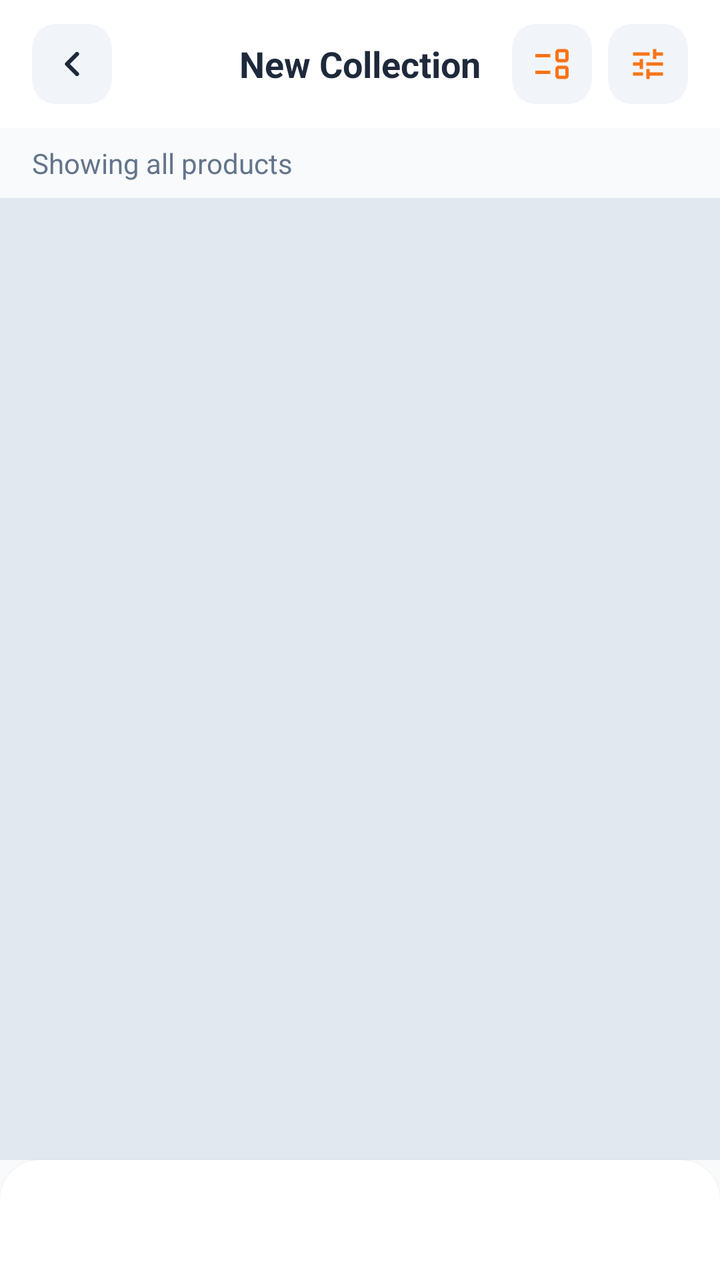
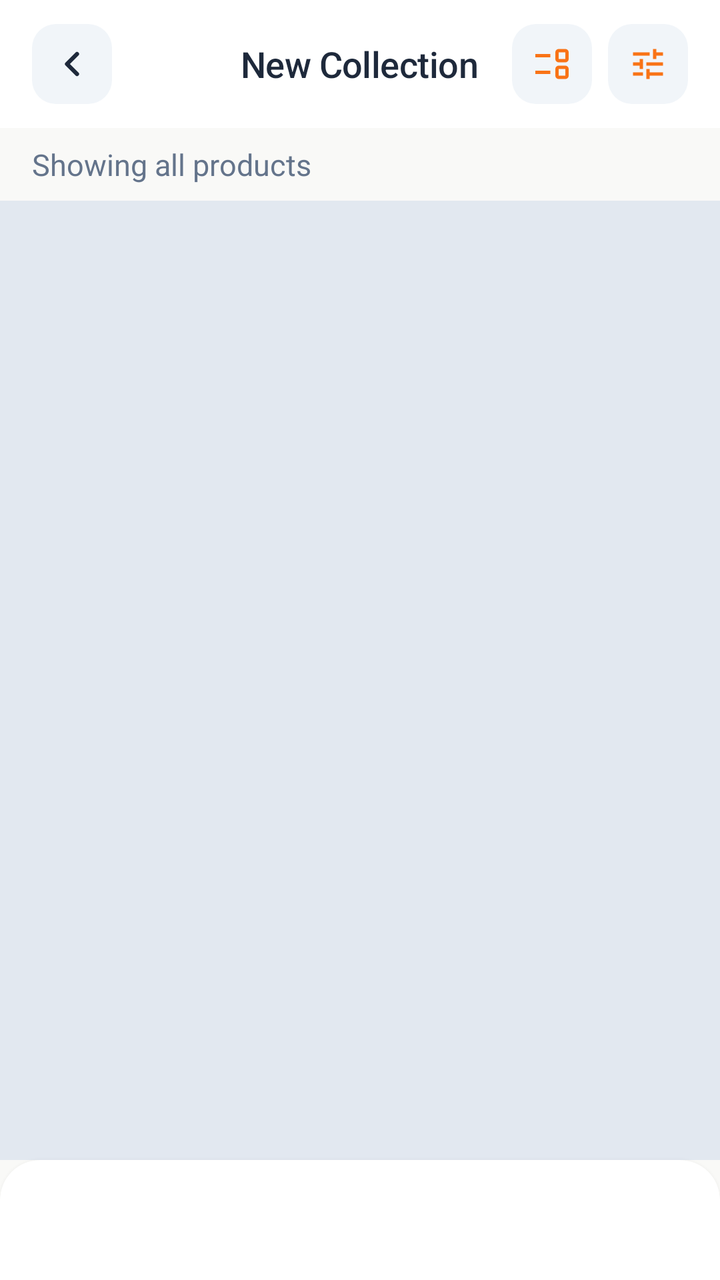

Screens rendered from an Android XML layout before and after an edit, with the pre-edit source and the edit as a unified diff.
<!-- AndroidManifest.xml: application theme Theme.BeckieDealApp -->
<!-- res/layout/activity_product_list.xml -->
﻿<?xml version="1.0" encoding="utf-8"?>

<androidx.constraintlayout.widget.ConstraintLayout
    xmlns:android="http://schemas.android.com/apk/res/android"
    xmlns:app="http://schemas.android.com/apk/res-auto"
    android:layout_width="match_parent"
    android:layout_height="match_parent"
    android:background="@color/background"
    android:fitsSystemWindows="true">

    
    <com.google.android.material.appbar.MaterialToolbar
        android:id="@+id/topAppBar"
        android:layout_width="match_parent"
        android:layout_height="64dp"
        android:background="@color/surface"
        app:elevation="0dp"
        app:contentInsetStart="0dp"
        app:layout_constraintTop_toTopOf="parent">

        <RelativeLayout
            android:layout_width="match_parent"
            android:layout_height="match_parent"
            android:paddingHorizontal="16dp">

            <ImageView
                android:id="@+id/backButton"
                android:layout_width="40dp"
                android:layout_height="40dp"
                android:layout_alignParentStart="true"
                android:layout_centerVertical="true"
                android:background="@drawable/form_field_background"
                android:padding="10dp"
                android:src="@drawable/ic_arrow_left"
                android:contentDescription="Back"
                app:tint="@color/text_primary" />

            <TextView
                android:id="@+id/screenTitle"
                android:layout_width="wrap_content"
                android:layout_height="wrap_content"
                android:layout_centerInParent="true"
                android:text="New Collection"
                android:textColor="@color/text_primary"
                android:textSize="@dimen/text_size_title_small"
                android:textStyle="bold" />

            
            <RelativeLayout
                android:id="@+id/filterButton"
                android:layout_width="40dp"
                android:layout_height="40dp"
                android:layout_alignParentEnd="true"
                android:layout_centerVertical="true"
                android:background="@drawable/form_field_background"
                android:clickable="true"
                android:focusable="true">

                <ImageView
                    android:layout_width="20dp"
                    android:layout_height="20dp"
                    android:layout_centerInParent="true"
                    android:src="@drawable/ic_filter"
                    app:tint="@color/primary" />

                <View
                    android:id="@+id/filterActiveDot"
                    android:layout_width="8dp"
                    android:layout_height="8dp"
                    android:layout_alignParentTop="true"
                    android:layout_alignParentEnd="true"
                    android:layout_margin="3dp"
                    android:background="@drawable/badge_pill"
                    android:backgroundTint="@color/primary"
                    android:visibility="gone" />

            </RelativeLayout>

            
            <RelativeLayout
                android:id="@+id/viewModeButton"
                android:layout_width="40dp"
                android:layout_height="40dp"
                android:layout_toStartOf="@id/filterButton"
                android:layout_marginEnd="8dp"
                android:layout_centerVertical="true"
                android:background="@drawable/form_field_background"
                android:clickable="true"
                android:focusable="true">

                <ImageView
                    android:id="@+id/viewModeIcon"
                    android:layout_width="20dp"
                    android:layout_height="20dp"
                    android:layout_centerInParent="true"
                    android:src="@drawable/event_list_24"
                    app:tint="@color/primary" />

            </RelativeLayout>

        </RelativeLayout>
    </com.google.android.material.appbar.MaterialToolbar>

    
    <HorizontalScrollView
        android:id="@+id/activeFiltersScroll"
        android:layout_width="match_parent"
        android:layout_height="wrap_content"
        android:scrollbars="none"
        android:visibility="gone"
        app:layout_constraintTop_toBottomOf="@id/topAppBar">

        <LinearLayout
            android:id="@+id/activeFiltersContainer"
            android:layout_width="wrap_content"
            android:layout_height="wrap_content"
            android:orientation="horizontal"
            android:paddingHorizontal="16dp"
            android:paddingVertical="8dp" />
    </HorizontalScrollView>

    
    <TextView
        android:id="@+id/resultsLabel"
        android:layout_width="match_parent"
        android:layout_height="wrap_content"
        android:paddingHorizontal="16dp"
        android:paddingTop="8dp"
        android:paddingBottom="4dp"
        android:text="Showing all products"
        android:textColor="@color/text_secondary"
        android:textSize="@dimen/text_size_body"
        app:layout_constraintTop_toBottomOf="@id/activeFiltersScroll" />

    
    <androidx.core.widget.NestedScrollView
        android:layout_width="match_parent"
        android:layout_height="0dp"
        android:fillViewport="true"
        app:layout_constraintTop_toBottomOf="@id/resultsLabel"
        app:layout_constraintBottom_toTopOf="@id/bottomNavGlassHost">

        <GridLayout
            android:id="@+id/productsGrid"
            android:layout_width="match_parent"
            android:layout_height="wrap_content"
            android:layout_marginTop="4dp"
            android:paddingBottom="16dp"
            android:background="@color/border_color"
            android:columnCount="2" />

    </androidx.core.widget.NestedScrollView>

    
    <include layout="@layout/layout_bottom_nav" />

</androidx.constraintlayout.widget.ConstraintLayout>
<!-- res/layout/layout_bottom_nav.xml (included above) -->
<?xml version="1.0" encoding="utf-8"?>
<FrameLayout
    xmlns:android="http://schemas.android.com/apk/res/android"
    xmlns:app="http://schemas.android.com/apk/res-auto"
    android:id="@+id/bottomNavGlassHost"
    android:layout_width="0dp"
    android:layout_height="wrap_content"
    android:layout_marginStart="@dimen/bottom_nav_side_margin"
    android:layout_marginEnd="@dimen/bottom_nav_side_margin"
    android:layout_marginBottom="@dimen/bottom_nav_bottom_margin"
    android:background="@drawable/bottom_nav_glass_bg"
    android:clipToOutline="true"
    android:elevation="4dp"
    app:layout_constraintBottom_toBottomOf="parent"
    app:layout_constraintStart_toStartOf="parent"
    app:layout_constraintEnd_toEndOf="parent">

    <LinearLayout
        android:id="@+id/customBottomNav"
        android:layout_width="match_parent"
        android:layout_height="60dp"
        android:orientation="horizontal"
        android:gravity="center"
        android:paddingStart="12dp"
        android:paddingEnd="12dp"
        android:weightSum="5.5">

        
        <LinearLayout
            android:id="@+id/navItemHome"
            android:layout_width="0dp"
            android:layout_height="match_parent"
            android:layout_weight="1"
            android:gravity="center"
            android:orientation="horizontal"
            android:clickable="true"
            android:focusable="true"
            android:background="?attr/selectableItemBackgroundBorderless">

            <LinearLayout
                android:id="@+id/navPillHome"
                android:layout_width="wrap_content"
                android:layout_height="34dp"
                android:orientation="horizontal"
                android:gravity="center"
                android:paddingStart="8dp"
                android:paddingEnd="8dp"
                android:background="@drawable/nav_pill_background">

                <ImageView
                    android:id="@+id/navIconHome"
                    android:layout_width="20dp"
                    android:layout_height="20dp"
                    android:src="@drawable/bottom_nav_home_icon"
                    android:scaleType="fitCenter" />

                <TextView
                    android:id="@+id/navLabelHome"
                    android:layout_width="wrap_content"
                    android:layout_height="wrap_content"
                    android:layout_marginStart="5dp"
                    android:text="Home"
                    android:textSize="11sp"
                    android:textStyle="bold"
                    android:visibility="gone"
                    android:alpha="0"
                    android:includeFontPadding="false" />
            </LinearLayout>
        </LinearLayout>

        
        <LinearLayout
            android:id="@+id/navItemCategories"
            android:layout_width="0dp"
            android:layout_height="match_parent"
            android:layout_weight="1"
            android:gravity="center"
            android:orientation="horizontal"
            android:clickable="true"
            android:focusable="true"
            android:background="?attr/selectableItemBackgroundBorderless">

            <LinearLayout
                android:id="@+id/navPillCategories"
                android:layout_width="wrap_content"
                android:layout_height="34dp"
                android:orientation="horizontal"
                android:gravity="center"
                android:paddingStart="8dp"
                android:paddingEnd="8dp"
                android:background="@drawable/nav_pill_background">

                <ImageView
                    android:id="@+id/navIconCategories"
                    android:layout_width="20dp"
                    android:layout_height="20dp"
                    android:src="@drawable/bottom_nav_categories_icon"
                    android:scaleType="fitCenter" />

                <TextView
                    android:id="@+id/navLabelCategories"
                    android:layout_width="wrap_content"
                    android:layout_height="wrap_content"
                    android:layout_marginStart="5dp"
                    android:text="Categories"
                    android:textSize="11sp"
                    android:textStyle="bold"
                    android:visibility="gone"
                    android:alpha="0"
                    android:includeFontPadding="false"
                    android:maxLines="1" />
            </LinearLayout>
        </LinearLayout>

        
        <LinearLayout
            android:id="@+id/navItemWishlist"
            android:layout_width="0dp"
            android:layout_height="match_parent"
            android:layout_weight="1"
            android:gravity="center"
            android:orientation="horizontal"
            android:clickable="true"
            android:focusable="true"
            android:background="?attr/selectableItemBackgroundBorderless">

            <LinearLayout
                android:id="@+id/navPillWishlist"
                android:layout_width="wrap_content"
                android:layout_height="34dp"
                android:orientation="horizontal"
                android:gravity="center"
                android:paddingStart="8dp"
                android:paddingEnd="8dp"
                android:background="@drawable/nav_pill_background">

                <ImageView
                    android:id="@+id/navIconWishlist"
                    android:layout_width="20dp"
                    android:layout_height="20dp"
                    android:src="@drawable/bottom_nav_favorites_icon"
                    android:scaleType="fitCenter" />

                <TextView
                    android:id="@+id/navLabelWishlist"
                    android:layout_width="wrap_content"
                    android:layout_height="wrap_content"
                    android:layout_marginStart="5dp"
                    android:text="Wishlist"
                    android:textSize="11sp"
                    android:textStyle="bold"
                    android:visibility="gone"
                    android:alpha="0"
                    android:includeFontPadding="false"
                    android:maxLines="1" />
            </LinearLayout>
        </LinearLayout>

        
        <LinearLayout
            android:id="@+id/navItemCart"
            android:layout_width="0dp"
            android:layout_height="match_parent"
            android:layout_weight="1"
            android:gravity="center"
            android:orientation="horizontal"
            android:clickable="true"
            android:focusable="true"
            android:background="?attr/selectableItemBackgroundBorderless">

            <LinearLayout
                android:id="@+id/navPillCart"
                android:layout_width="wrap_content"
                android:layout_height="34dp"
                android:orientation="horizontal"
                android:gravity="center"
                android:paddingStart="8dp"
                android:paddingEnd="8dp"
                android:background="@drawable/nav_pill_background">

                <ImageView
                    android:id="@+id/navIconCart"
                    android:layout_width="20dp"
                    android:layout_height="20dp"
                    android:src="@drawable/bottom_nav_cart_icon"
                    android:scaleType="fitCenter" />

                
                <FrameLayout
                    android:layout_width="wrap_content"
                    android:layout_height="wrap_content"
                    android:layout_marginStart="-6dp"
                    android:layout_marginTop="-4dp">
                    
                    <TextView
                        android:id="@+id/cartBadge"
                        android:layout_width="16dp"
                        android:layout_height="16dp"
                        android:background="@drawable/badge_pill"
                        android:backgroundTint="@color/primary"
                        android:textSize="9sp"
                        android:textStyle="bold"
                        android:textColor="@color/white_fixed"
                        android:visibility="gone"
                        android:includeFontPadding="false"
                        android:gravity="center" />
                </FrameLayout>

                <TextView
                    android:id="@+id/navLabelCart"
                    android:layout_width="wrap_content"
                    android:layout_height="wrap_content"
                    android:layout_marginStart="5dp"
                    android:text="Cart"
                    android:textSize="11sp"
                    android:textStyle="bold"
                    android:visibility="gone"
                    android:alpha="0"
                    android:includeFontPadding="false" />
            </LinearLayout>
        </LinearLayout>

        
        <LinearLayout
            android:id="@+id/navItemAccount"
            android:layout_width="0dp"
            android:layout_height="match_parent"
            android:layout_weight="1"
            android:gravity="center"
            android:orientation="horizontal"
            android:clickable="true"
            android:focusable="true"
            android:background="?attr/selectableItemBackgroundBorderless">

            <LinearLayout
                android:id="@+id/navPillAccount"
                android:layout_width="wrap_content"
                android:layout_height="34dp"
                android:orientation="horizontal"
                android:gravity="center"
                android:paddingStart="8dp"
                android:paddingEnd="8dp"
                android:background="@drawable/nav_pill_background">

                <ImageView
                    android:id="@+id/navIconAccount"
                    android:layout_width="20dp"
                    android:layout_height="20dp"
                    android:src="@drawable/bottom_nav_account_icon"
                    android:scaleType="fitCenter" />

                <TextView
                    android:id="@+id/navLabelAccount"
                    android:layout_width="wrap_content"
                    android:layout_height="wrap_content"
                    android:layout_marginStart="5dp"
                    android:text="Account"
                    android:textSize="11sp"
                    android:textStyle="bold"
                    android:visibility="gone"
                    android:alpha="0"
                    android:includeFontPadding="false" />
            </LinearLayout>
        </LinearLayout>

    </LinearLayout>

</FrameLayout>
<!-- resources referenced by this layout -->
<resources>
  <color name="background">#F8FAFC</color>
  <dimen name="text_size_body">13sp</dimen>
  <dimen name="text_size_title_small">17sp</dimen>
  <style name="Base.Theme.BeckieDealApp" parent="Theme.Material3.DayNight.NoActionBar">
          <item name="colorPrimary">@color/primary</item>
          <item name="colorOnPrimary">@color/on_primary</item>
          <item name="colorPrimaryContainer">@color/primary_container</item>
          <item name="colorOnPrimaryContainer">@color/on_primary_container</item>
          <item name="android:windowBackground">@color/background</item>
          <item name="colorSurface">@color/surface</item>
          <item name="colorOnSurface">@color/on_surface</item>
          
          <item name="bottomNavigationStyle">@style/Widget.App.BottomNavigationView</item>
      </style>
  <style name="Widget.App.Button" parent="Widget.Material3.Button">
          <item name="shapeAppearance">@style/ShapeAppearance.App.Button.Pill</item>
      </style>
  <!-- unchanged entries left out for length: 53 -->
</resources>

<!-- the commit's change to res/layout/activity_product_list.xml (unified diff, before → after) -->
@@ -41,9 +41,7 @@
                 android:layout_height="wrap_content"
                 android:layout_centerInParent="true"
                 android:text="New Collection"
-                android:textColor="@color/text_primary"
-                android:textSize="@dimen/text_size_title_small"
-                android:textStyle="bold" />
+                android:textAppearance="@style/TextAppearance.App.SectionHeader" />
 
             
             <RelativeLayout
@@ -128,8 +126,7 @@
         android:paddingTop="8dp"
         android:paddingBottom="4dp"
         android:text="Showing all products"
-        android:textColor="@color/text_secondary"
-        android:textSize="@dimen/text_size_body"
+        android:textAppearance="@style/TextAppearance.App.Body"
         app:layout_constraintTop_toBottomOf="@id/activeFiltersScroll" />
 
     
<!-- resource entries referenced after the edit -->
@@ -1,8 +1,19 @@
 <!-- resources referenced by this layout -->
 <resources>
-  <color name="background">#F8FAFC</color>
-  <dimen name="text_size_body">13sp</dimen>
-  <dimen name="text_size_title_small">17sp</dimen>
+  <color name="background">#F9F9F7</color>
+  <style name="TextAppearance.App.Body" parent="TextAppearance.Material3.BodyMedium">
+          <item name="android:fontFamily">@font/synonym_regular</item>
+          <item name="android:textSize">15sp</item>
+          <item name="android:letterSpacing">0</item>
+          <item name="android:lineSpacingMultiplier">1.6</item>
+          <item name="android:textColor">@color/text_secondary</item>
+      </style>
+  <style name="TextAppearance.App.SectionHeader" parent="TextAppearance.Material3.TitleMedium">
+          <item name="android:fontFamily">@font/amulya_bold</item>
+          <item name="android:textSize">18sp</item>
+          <item name="android:letterSpacing">-0.01</item>
+          <item name="android:textColor">@color/text_primary</item>
+      </style>
   <style name="Base.Theme.BeckieDealApp" parent="Theme.Material3.DayNight.NoActionBar">
           <item name="colorPrimary">@color/primary</item>
           <item name="colorOnPrimary">@color/on_primary</item>
@@ -12,10 +23,66 @@
           <item name="colorSurface">@color/surface</item>
           <item name="colorOnSurface">@color/on_surface</item>
           
+          
+          <item name="textAppearanceHeadlineMedium">@style/TextAppearance.App.ScreenTitle</item>
+          <item name="textAppearanceHeadlineSmall">@style/TextAppearance.App.ProductName</item>
+          <item name="textAppearanceTitleLarge">@style/TextAppearance.App.PriceHero</item>
+          <item name="textAppearanceTitleMedium">@style/TextAppearance.App.SectionHeader</item>
+          <item name="textAppearanceBodyLarge">@style/TextAppearance.App.CardProductName</item>
+          <item name="textAppearanceBodyMedium">@style/TextAppearance.App.Body</item>
+          <item name="textAppearanceBodySmall">@style/TextAppearance.App.Specs</item>
+          <item name="textAppearanceLabelMedium">@style/TextAppearance.App.Label</item>
+          <item name="textAppearanceLabelLarge">@style/TextAppearance.App.Button</item>
+          
           <item name="bottomNavigationStyle">@style/Widget.App.BottomNavigationView</item>
       </style>
   <style name="Widget.App.Button" parent="Widget.Material3.Button">
           <item name="shapeAppearance">@style/ShapeAppearance.App.Button.Pill</item>
+          <item name="android:textAppearance">@style/TextAppearance.App.Button</item>
+      </style>
+  <style name="TextAppearance.App.ScreenTitle" parent="TextAppearance.Material3.HeadlineMedium">
+          <item name="android:fontFamily">@font/amulya_bold</item>
+          <item name="android:textSize">28sp</item>
+          <item name="android:letterSpacing">-0.02</item>
+          <item name="android:textColor">@color/text_primary</item>
+      </style>
+  <style name="TextAppearance.App.ProductName" parent="TextAppearance.Material3.HeadlineSmall">
+          <item name="android:fontFamily">@font/amulya_bold</item>
+          <item name="android:textSize">24sp</item>
+          <item name="android:letterSpacing">-0.02</item>
+          <item name="android:textColor">@color/text_primary</item>
+      </style>
+  <style name="TextAppearance.App.PriceHero" parent="TextAppearance.Material3.TitleLarge">
+          <item name="android:fontFamily">@font/amulya_bold</item>
+          <item name="android:textSize">22sp</item>
+          <item name="android:letterSpacing">-0.01</item>
+          <item name="android:textColor">@color/text_primary</item>
+      </style>
+  <style name="TextAppearance.App.CardProductName" parent="TextAppearance.Material3.BodyLarge">
+          <item name="android:fontFamily">@font/synonym_medium</item>
+          <item name="android:textSize">15sp</item>
+          <item name="android:letterSpacing">0</item>
+          <item name="android:textColor">@color/text_primary</item>
+      </style>
+  <style name="TextAppearance.App.Specs" parent="TextAppearance.Material3.BodySmall">
+          <item name="android:fontFamily">@font/synonym_regular</item>
+          <item name="android:textSize">14sp</item>
+          <item name="android:letterSpacing">0</item>
+          <item name="android:lineSpacingMultiplier">1.5</item>
+          <item name="android:textColor">@color/text_secondary</item>
+      </style>
+  <style name="TextAppearance.App.Label" parent="TextAppearance.Material3.LabelMedium">
+          <item name="android:fontFamily">@font/synonym_medium</item>
+          <item name="android:textSize">12sp</item>
+          <item name="android:letterSpacing">0.04</item>
+          <item name="android:textAllCaps">true</item>
+          <item name="android:textColor">@color/text_secondary</item>
+      </style>
+  <style name="TextAppearance.App.Button" parent="TextAppearance.Material3.LabelLarge">
+          <item name="android:fontFamily">@font/synonym_semibold</item>
+          <item name="android:textSize">15sp</item>
+          <item name="android:letterSpacing">0.01</item>
+          <item name="android:textAllCaps">false</item>
       </style>
   <!-- unchanged entries left out for length: 53 -->
 </resources>
